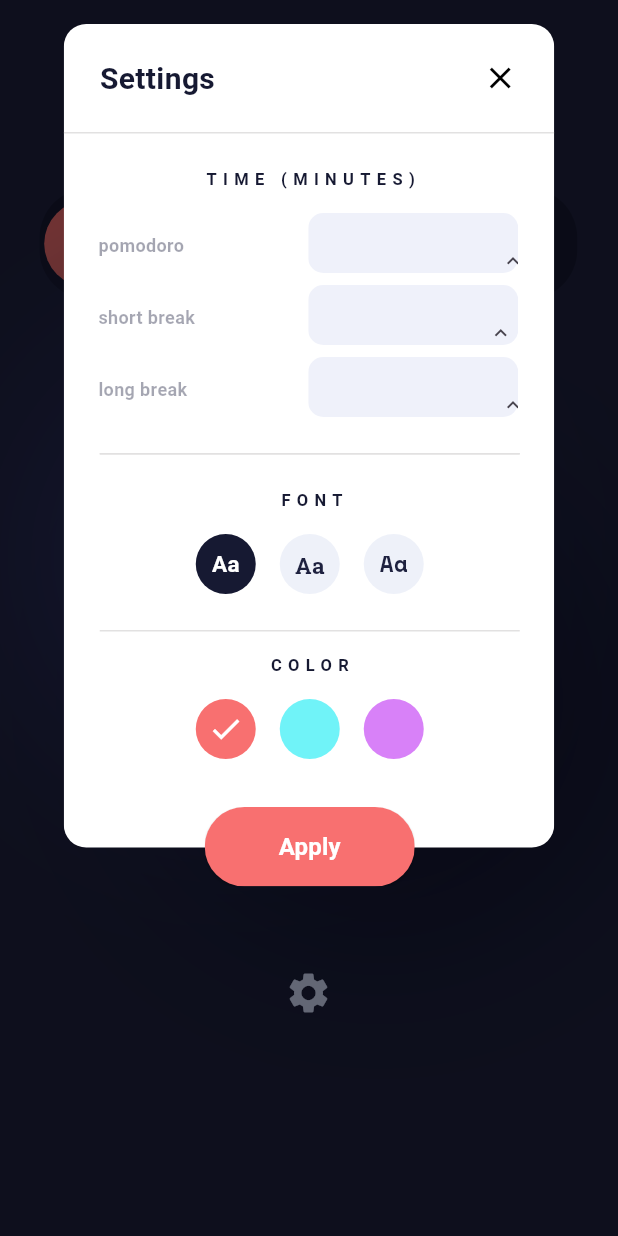
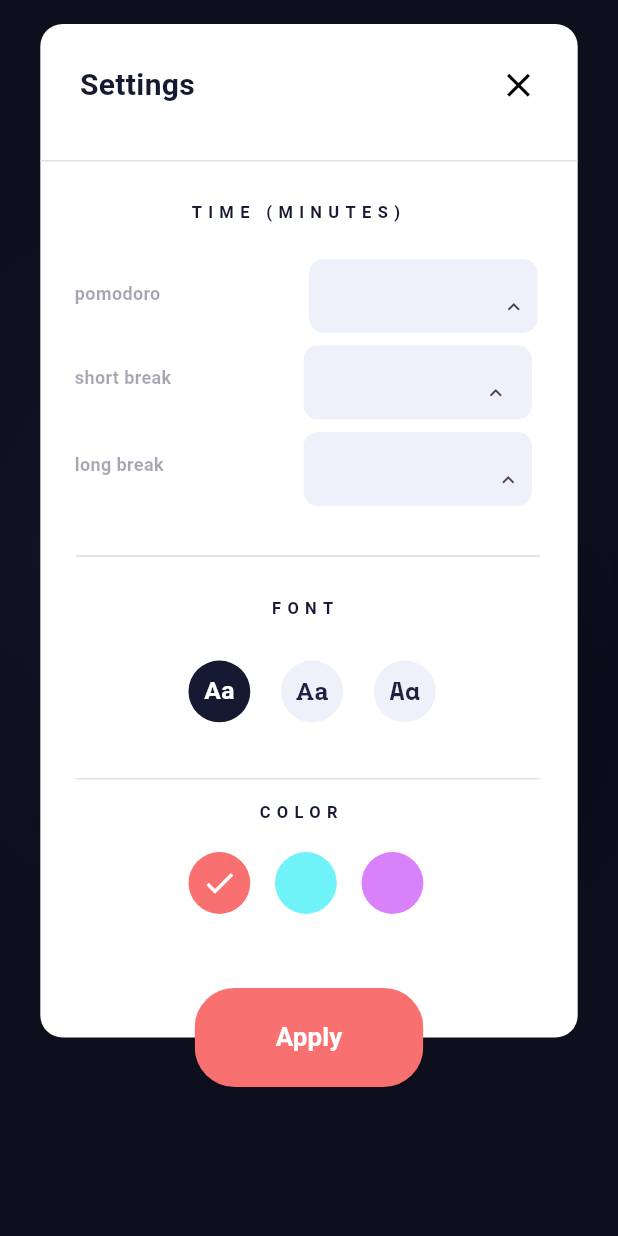
Before and after one commit to mucc001/flutter_pomodoro, a Flutter app: the screen it shows after launch, after a tap on the "settings" icon, on a phone screen of 412 x 824 dp. Run offline on Flutter 3.47's test engine with Material 3 defaults, Android fonts, the phone set to English and light mode, and no system bars; our stand-ins replace flutter_riverpod, google_fonts; Roboto replaces fonts that are missing (Kumbh Sans).

Commit message:
final version

```diff
--- a/lib/screens/settings_screen.dart
+++ b/lib/screens/settings_screen.dart
@@ -13,6 +13,9 @@ class SettingsScreen extends ConsumerWidget {
 
   @override
   Widget build(BuildContext context, WidgetRef ref) {
+    final screenWidth = MediaQuery.of(context).size.width;
+    final screenHeight = MediaQuery.of(context).size.height;
+
     return Dialog(
       backgroundColor: Colors.transparent,
       insetPadding: const EdgeInsets.all(16),
@@ -20,8 +23,8 @@ class SettingsScreen extends ConsumerWidget {
         child: Column(
           children: [
             Container(
-              width: 327,
-              height: 575,
+              width: screenWidth * 0.87,
+              height: screenHeight * 0.86,
               clipBehavior: Clip.antiAlias,
               decoration: const BoxDecoration(),
               child: Stack(
@@ -31,8 +34,8 @@ class SettingsScreen extends ConsumerWidget {
                     left: 0,
                     top: 0,
                     child: Container(
-                      width: 327,
-                      height: 549,
+                      width: screenWidth * 0.87,
+                      height: screenHeight * 0.82,
                       decoration: ShapeDecoration(
                         color: Colors.white,
                         shape: RoundedRectangleBorder(
@@ -44,9 +47,9 @@ class SettingsScreen extends ConsumerWidget {
                   const ApplyButton(),
                   //Settings title and the close button
                   Positioned(
-                    left: 24,
-                    top: 24,
-                    right: 24,
+                    left: screenWidth * 0.064,
+                    top: screenWidth * 0.064,
+                    right: screenWidth * 0.064,
                     child: Row(
                       mainAxisAlignment: MainAxisAlignment.spaceBetween,
                       children: [
@@ -56,8 +59,6 @@ class SettingsScreen extends ConsumerWidget {
                             color: Color(0xFF161932),
                             fontSize: 20,
                             fontWeight: FontWeight.w700,
-                            height:
-                                1.2, // Adjust this to match the spacing you need
                           ),
                         ),
                         GestureDetector(
@@ -75,10 +76,10 @@ class SettingsScreen extends ConsumerWidget {
                             ref.read(tempFontSelectionProvider.notifier).state =
                                 ref.read(fontSelectionProvider);
                           },
-                          child: const Icon(
+                          child: Icon(
                             Icons.close,
                             color: Colors.black,
-                            size: 24.0,
+                            size: screenWidth * 0.064,
                           ),
                         ),
                       ],
@@ -87,11 +88,11 @@ class SettingsScreen extends ConsumerWidget {
                   const ColorButtons(),
                   // Time sections
                   Positioned(
-                    left: 163,
-                    top: 126,
+                    left: screenWidth * 0.435,
+                    top: screenHeight * 0.19,
                     child: Container(
-                      width: 140,
-                      height: 40,
+                      width: screenWidth * 0.37,
+                      height: screenHeight * 0.06,
                       clipBehavior: Clip.antiAlias,
                       decoration: const BoxDecoration(),
                       child: Stack(
@@ -100,8 +101,8 @@ class SettingsScreen extends ConsumerWidget {
                             left: 0,
                             top: 0,
                             child: Container(
-                              width: 140,
-                              height: 40,
+                              width: screenWidth * 0.37,
+                              height: screenHeight * 0.06,
                               decoration: ShapeDecoration(
                                 color: const Color(0xFFEFF1FA),
                                 shape: RoundedRectangleBorder(
@@ -120,10 +121,10 @@ class SettingsScreen extends ConsumerWidget {
                       ),
                     ),
                   ),
-                  const Positioned(
+                  Positioned(
                     left: 23,
-                    top: 141,
-                    child: Opacity(
+                    top: screenHeight * 0.21,
+                    child: const Opacity(
                       opacity: 0.40,
                       child: Text(
                         'pomodoro',
@@ -138,20 +139,20 @@ class SettingsScreen extends ConsumerWidget {
                   ),
                   Positioned(
                     left: 23,
-                    top: 174,
+                    top: screenHeight * 0.26,
                     child: Container(
-                      width: 280,
-                      height: 40,
+                      width: screenWidth * 0.75,
+                      height: screenHeight * 0.06,
                       clipBehavior: Clip.antiAlias,
                       decoration: const BoxDecoration(),
                       child: Stack(
                         children: [
                           Positioned(
-                            left: 140,
+                            left: screenWidth * 0.37,
                             top: 0,
                             child: Container(
-                              width: 140,
-                              height: 40,
+                              width: screenWidth * 0.37,
+                              height: screenHeight * 0.06,
                               clipBehavior: Clip.antiAlias,
                               decoration: const BoxDecoration(),
                               child: Stack(
@@ -160,8 +161,8 @@ class SettingsScreen extends ConsumerWidget {
                                     left: 0,
                                     top: 0,
                                     child: Container(
-                                      width: 140,
-                                      height: 40,
+                                      width: screenWidth * 0.37,
+                                      height: screenHeight * 0.06,
                                       decoration: ShapeDecoration(
                                         color: const Color(0xFFEFF1FA),
                                         shape: RoundedRectangleBorder(
@@ -179,7 +180,7 @@ class SettingsScreen extends ConsumerWidget {
                                             tempShortBreakInitProvider),
                                   ),
                                   Positioned(
-                                    left: 112,
+                                    left: screenWidth * 0.31,
                                     top: 12,
                                     child: Container(width: 12, height: 17),
                                   ),
@@ -209,20 +210,20 @@ class SettingsScreen extends ConsumerWidget {
                   ),
                   Positioned(
                     left: 23,
-                    top: 222,
+                    top: screenHeight * 0.33,
                     child: Container(
-                      width: 280,
-                      height: 40,
+                      width: screenWidth * 0.75,
+                      height: screenHeight * 0.06,
                       clipBehavior: Clip.antiAlias,
                       decoration: const BoxDecoration(),
                       child: Stack(
                         children: [
                           Positioned(
-                            left: 140,
+                            left: screenWidth * 0.37,
                             top: 0,
                             child: Container(
-                              width: 140,
-                              height: 40,
+                              width: screenWidth * 0.37,
+                              height: screenHeight * 0.06,
                               clipBehavior: Clip.antiAlias,
                               decoration: const BoxDecoration(),
                               child: Stack(
@@ -231,8 +232,8 @@ class SettingsScreen extends ConsumerWidget {
                                     left: 0,
                                     top: 0,
                                     child: Container(
-                                      width: 140,
-                                      height: 40,
+                                      width: screenWidth * 0.37,
+                                      height: screenHeight * 0.06,
                                       decoration: ShapeDecoration(
                                         color: const Color(0xFFEFF1FA),
                                         shape: RoundedRectangleBorder(
@@ -250,7 +251,7 @@ class SettingsScreen extends ConsumerWidget {
                                     ),
                                   ),
                                   Positioned(
-                                    left: 112,
+                                    left: screenWidth * 0.31,
                                     top: 12,
                                     child: Container(width: 12, height: 17),
                                   ),
@@ -278,10 +279,10 @@ class SettingsScreen extends ConsumerWidget {
                       ),
                     ),
                   ),
-                  const Positioned(
-                    left: 93,
-                    top: 97,
-                    child: Text(
+                  Positioned(
+                    left: screenWidth * 0.24,
+                    top: screenHeight * 0.145,
+                    child: const Text(
                       'TIME (MINUTES)',
                       textAlign: TextAlign.center,
                       style: TextStyle(
@@ -293,10 +294,10 @@ class SettingsScreen extends ConsumerWidget {
                       ),
                     ),
                   ),
-                  const Positioned(
-                    left: 143,
-                    top: 311,
-                    child: Text(
+                  Positioned(
+                    left: screenWidth * 0.37,
+                    top: screenHeight * 0.465,
+                    child: const Text(
                       'FONT',
                       textAlign: TextAlign.center,
                       style: TextStyle(
@@ -308,10 +309,10 @@ class SettingsScreen extends ConsumerWidget {
                       ),
                     ),
                   ),
-                  const Positioned(
-                    left: 136,
-                    top: 421,
-                    child: Text(
+                  Positioned(
+                    left: screenWidth * 0.35,
+                    top: screenHeight * 0.63,
+                    child: const Text(
                       'COLOR',
                       textAlign: TextAlign.center,
                       style: TextStyle(
@@ -324,11 +325,11 @@ class SettingsScreen extends ConsumerWidget {
                     ),
                   ),
                   Positioned(
-                    left: 88,
-                    top: 340,
+                    left: screenWidth * 0.24,
+                    top: screenHeight * 0.51,
                     child: Container(
-                      width: 152,
-                      height: 40,
+                      width: screenWidth * 0.4,
+                      height: screenHeight * 0.06,
                       child: const Row(
                         mainAxisAlignment: MainAxisAlignment.spaceBetween,
                         children: [
@@ -353,36 +354,36 @@ class SettingsScreen extends ConsumerWidget {
                   ),
                   Positioned(
                     left: 0,
-                    top: 72,
+                    top: screenHeight * 0.11,
                     child: Container(
-                      width: 327,
+                      width: screenWidth * 0.87,
                       height: 1,
                       decoration: const BoxDecoration(color: Color(0xFFE2E1E1)),
                     ),
                   ),
                   Positioned(
                     left: 24,
-                    top: 286,
+                    top: screenHeight * 0.43,
                     child: Container(
-                      width: 280,
+                      width: screenWidth * 0.75,
                       height: 1,
                       decoration: const BoxDecoration(color: Color(0xFFE2E1E1)),
                     ),
                   ),
                   Positioned(
                     left: 24,
-                    top: 286,
+                    top: screenHeight * 0.43,
                     child: Container(
-                      width: 280,
+                      width: screenWidth * 0.75,
                       height: 1,
                       decoration: const BoxDecoration(color: Color(0xFFE2E1E1)),
                     ),
                   ),
                   Positioned(
                     left: 24,
-                    top: 404,
+                    top: screenHeight * 0.61,
                     child: Container(
-                      width: 280,
+                      width: screenWidth * 0.75,
                       height: 1,
                       decoration: const BoxDecoration(color: Color(0xFFE2E1E1)),
                     ),
--- a/lib/widgets/apply_button.dart
+++ b/lib/widgets/apply_button.dart
@@ -10,12 +10,20 @@ class ApplyButton extends ConsumerWidget {
 
   @override
   Widget build(BuildContext context, WidgetRef ref) {
+    final screenWidth = MediaQuery.of(context).size.width;
+    final screenHeight = MediaQuery.of(context).size.height;
+
+    final buttonWidth = screenWidth * 0.37;
+    final buttonHeight = screenHeight * 0.08;
+    final buttonTop = screenHeight * 0.78;
+    final buttonLeft = screenWidth * 0.25;
+
     return Positioned(
-      left: 94,
-      top: 522,
+      left: buttonLeft,
+      top: buttonTop,
       child: Container(
-        width: 140,
-        height: 53,
+        width: buttonWidth,
+        height: buttonHeight,
         clipBehavior: Clip.antiAlias,
         decoration: const BoxDecoration(),
         child: Stack(
@@ -41,17 +49,16 @@ class ApplyButton extends ConsumerWidget {
                   shape: RoundedRectangleBorder(
                     borderRadius: BorderRadius.circular(26.50),
                   ),
-                  fixedSize:
-                      const Size(140, 53), // Width and Height of the button
+                  fixedSize: Size(buttonWidth,
+                      buttonHeight), // Width and Height of the button
                 ),
-                child: const Text(
+                child: Text(
                   'Apply',
                   textAlign: TextAlign.center,
                   style: TextStyle(
                     color: Colors.white,
-                    fontSize: 16,
+                    fontSize: screenWidth * 0.042,
                     fontWeight: FontWeight.w700,
-                    height: 0,
                   ),
                 ),
               ),
--- a/lib/widgets/color_buttons.dart
+++ b/lib/widgets/color_buttons.dart
@@ -9,12 +9,24 @@ class ColorButtons extends ConsumerWidget {
   Widget build(BuildContext context, WidgetRef ref) {
     final selectedButtonIndex = ref.watch(tempColorProvider);
 
+    final screenWidth = MediaQuery.of(context).size.width;
+    final screenHeight = MediaQuery.of(context).size.height;
+
+    // Adjust the size and positioning relative to the screen size
+    final buttonSize = screenWidth * 0.1;
+    final buttonSpacing = screenWidth * 0.04;
+
+    // Calculate positions based on screen dimensions
+    final leftPosition1 = screenWidth * 0.24;
+    final leftPosition2 = leftPosition1 + buttonSize + buttonSpacing;
+    final leftPosition3 = leftPosition2 + buttonSize + buttonSpacing;
+
     return Positioned(
-      left: 88,
-      top: 450,
+      left: leftPosition1,
+      top: screenHeight * 0.67,
       child: Container(
-        width: 152,
-        height: 40,
+        width: buttonSize * 3 + buttonSpacing * 2,
+        height: buttonSize,
         child: Stack(
           children: [
             // Button red
@@ -26,8 +38,8 @@ class ColorButtons extends ConsumerWidget {
                   ref.read(tempColorProvider.notifier).state = 0;
                 },
                 child: Container(
-                  width: 40,
-                  height: 40,
+                  width: buttonSize,
+                  height: buttonSize,
                   decoration: const ShapeDecoration(
                     color: Color(0xFFF87070),
                     shape: OvalBorder(),
@@ -40,16 +52,15 @@ class ColorButtons extends ConsumerWidget {
             ),
             // Button blue
             Positioned(
-              left: 56,
+              left: buttonSize + buttonSpacing,
               top: 0,
               child: GestureDetector(
                 onTap: () {
-                  // Update the provider to indicate that button 2 is selected
                   ref.read(tempColorProvider.notifier).state = 1;
                 },
                 child: Container(
-                  width: 40,
-                  height: 40,
+                  width: buttonSize,
+                  height: buttonSize,
                   decoration: const ShapeDecoration(
                     color: Color(0xFF70F3F8),
                     shape: OvalBorder(),
@@ -62,15 +73,15 @@ class ColorButtons extends ConsumerWidget {
             ),
             // Button pink
             Positioned(
-              left: 112,
+              left: 2 * (buttonSize + buttonSpacing),
               top: 0,
               child: GestureDetector(
                 onTap: () {
                   ref.read(tempColorProvider.notifier).state = 2;
                 },
                 child: Container(
-                  width: 40,
-                  height: 40,
+                  width: buttonSize,
+                  height: buttonSize,
                   decoration: const ShapeDecoration(
                     color: Color(0xFFD881F8),
                     shape: OvalBorder(),
--- a/lib/widgets/font_buttons.dart
+++ b/lib/widgets/font_buttons.dart
@@ -18,13 +18,17 @@ class FontButton extends ConsumerWidget {
   Widget build(BuildContext context, WidgetRef ref) {
     final selectedFont = ref.watch(tempFontSelectionProvider);
 
+    final screenWidth = MediaQuery.of(context).size.width;
+    final buttonSize = screenWidth * 0.1; // Button size is 10% of screen width
+    final fontSize = screenWidth * 0.04; // Font size is 4% of screen width
+
     return GestureDetector(
       onTap: () {
         ref.read(tempFontSelectionProvider.notifier).state = fontFamily;
       },
       child: Container(
-        width: 40,
-        height: 40,
+        width: buttonSize,
+        height: buttonSize,
         decoration: ShapeDecoration(
           color: selectedFont == fontFamily
               ? const Color(0xFF161932)
@@ -36,7 +40,7 @@ class FontButton extends ConsumerWidget {
             'Aa',
             style: TextStyle(
               color: selectedFont == fontFamily ? Colors.white : textColor,
-              fontSize: 15,
+              fontSize: fontSize,
               fontFamily: fontFamily,
               fontWeight: FontWeight.w700,
             ),
--- a/pubspec.yaml
+++ b/pubspec.yaml
@@ -39,6 +39,8 @@ dependencies:
   cupertino_icons: ^1.0.6
   google_fonts: ^6.2.1
   mocktail: ^1.0.4
+  mockito: ^5.4.4
+  golden_toolkit: ^0.15.0
 
 dev_dependencies:
   flutter_test:
```
Also changed, not shown: pubspec.lock, 2 other files.
